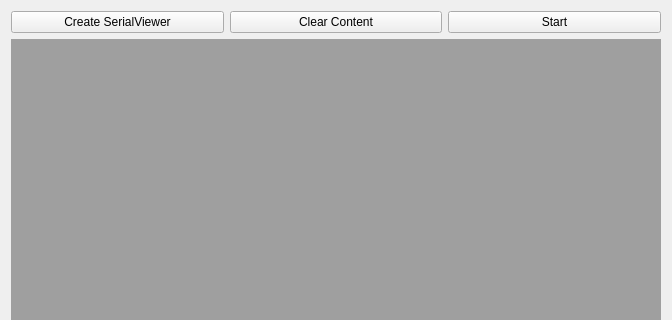
This is src/multiserialviewer/ui_files/mainWindow.ui in shaag7967/multiserialviewer as Qt 5 draws it before an edit; both pictures show x 0 to 672 and y 0 to 320 of the 672 by 495 pixel window. The edited form follows.
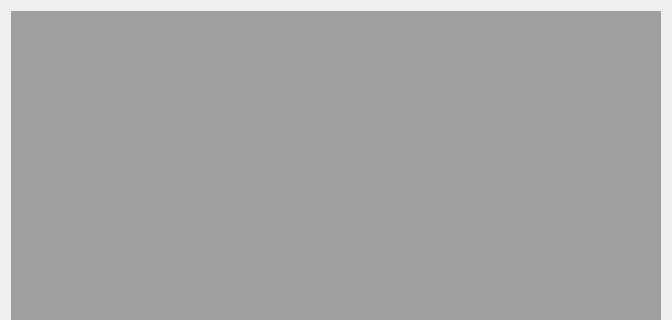
This is the edited form.

What changed in the file:
```diff
--- a/src/multiserialviewer/ui_files/mainWindow.ui
+++ b/src/multiserialviewer/ui_files/mainWindow.ui
@@ -14,34 +14,6 @@
    <string>Form</string>
   </property>
   <layout class="QVBoxLayout" name="verticalLayout">
-   <item>
-    <layout class="QHBoxLayout" name="horizontalLayout">
-     <item>
-      <widget class="QPushButton" name="pb_create">
-       <property name="text">
-        <string>Create SerialViewer</string>
-       </property>
-      </widget>
-     </item>
-     <item>
-      <widget class="QPushButton" name="pb_clear">
-       <property name="text">
-        <string>Clear Content</string>
-       </property>
-      </widget>
-     </item>
-     <item>
-      <widget class="QPushButton" name="pb_changeConnectionState">
-       <property name="text">
-        <string>Start</string>
-       </property>
-       <property name="checkable">
-        <bool>true</bool>
-       </property>
-      </widget>
-     </item>
-    </layout>
-   </item>
    <item>
     <widget class="QMdiArea" name="mdiArea"/>
    </item>
```
